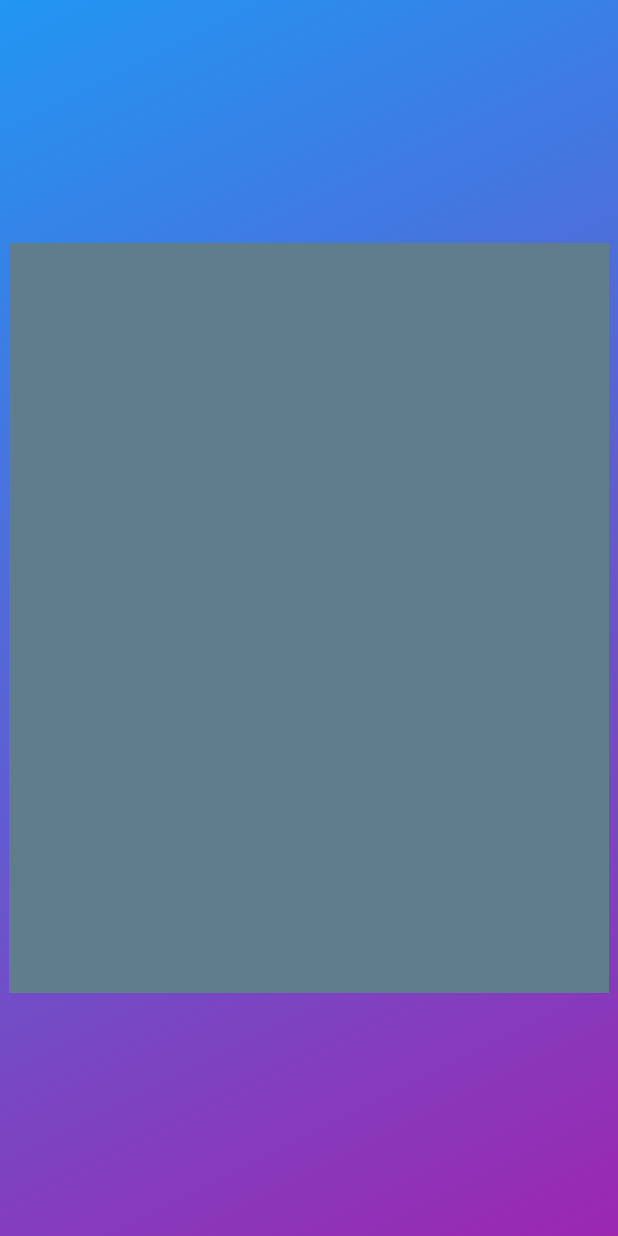
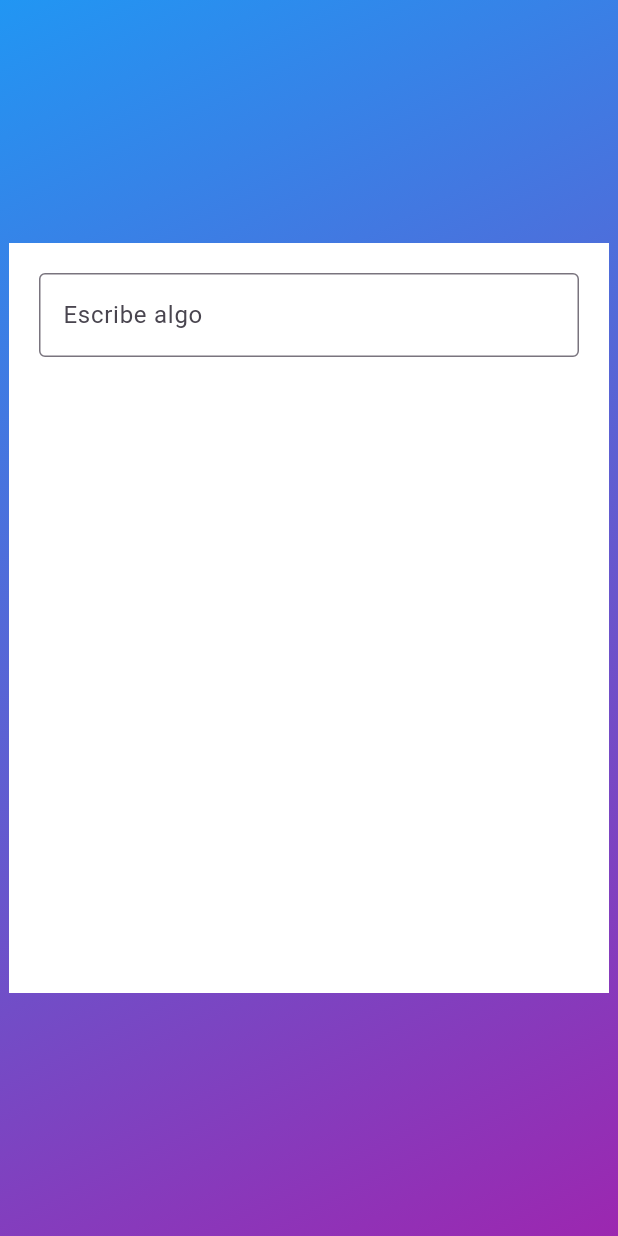
Before and after one commit to pcaliman2/Loginux, a Flutter app: the screen it shows after launch, on a phone screen of 412 x 824 dp. Run offline on Flutter 3.47's test engine with Material 3 defaults, Android fonts, the light colour scheme and no system bars.

Commit message:
Primer_Imput

```diff
--- a/lib/main.dart
+++ b/lib/main.dart
@@ -24,7 +24,29 @@ class MyApp extends StatelessWidget {
 
           // Aqui Agregola ventana
           child: Center(
-            child: Container(width: 400, height: 500, color: Colors.blueGrey),
+            child: Container(
+              width: 400,
+              height: 500,
+              color: Colors.white,
+
+              // Memorandum Mental esto como en ccs pero en vez de px loescribes
+              // colocando EdgeInsets
+              child: const Padding(
+                padding: EdgeInsets.all(20),
+
+                // Con este Column voy a poder ir agregando elementos
+                child: Column(
+                  children: [
+                    TextField(
+                      decoration: InputDecoration(
+                        labelText: "Escribe algo",
+                        border: OutlineInputBorder(),
+                      ),
+                    ),
+                  ],
+                ),
+              ),
+            ),
           ),
         ),
       ),
```
